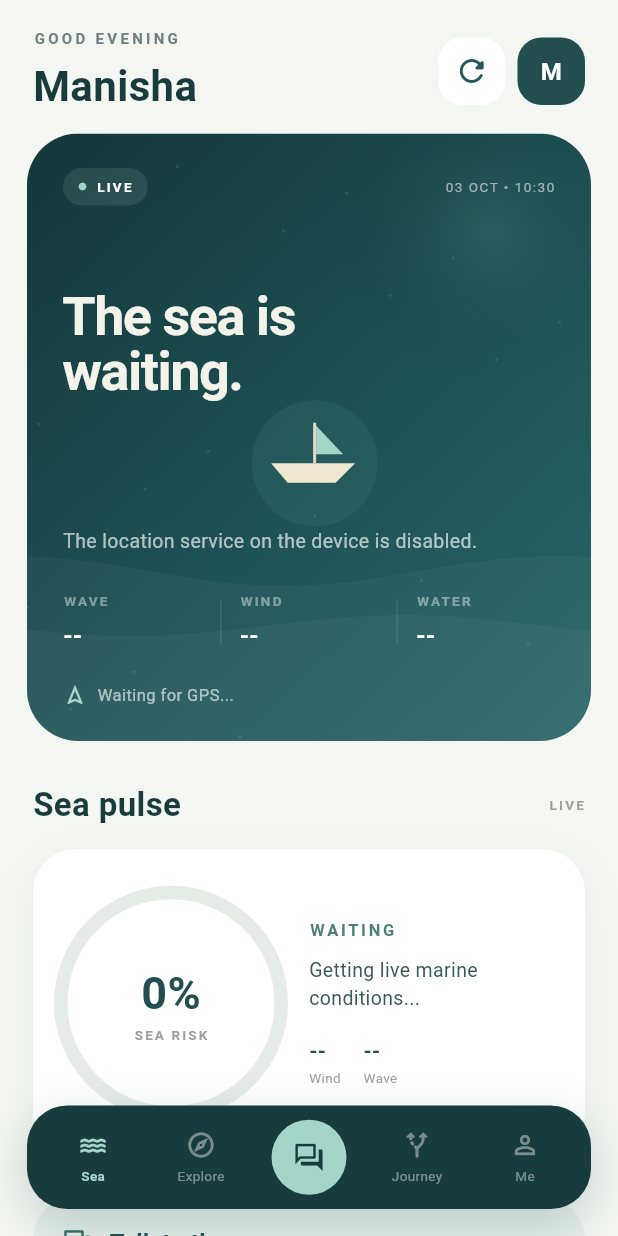
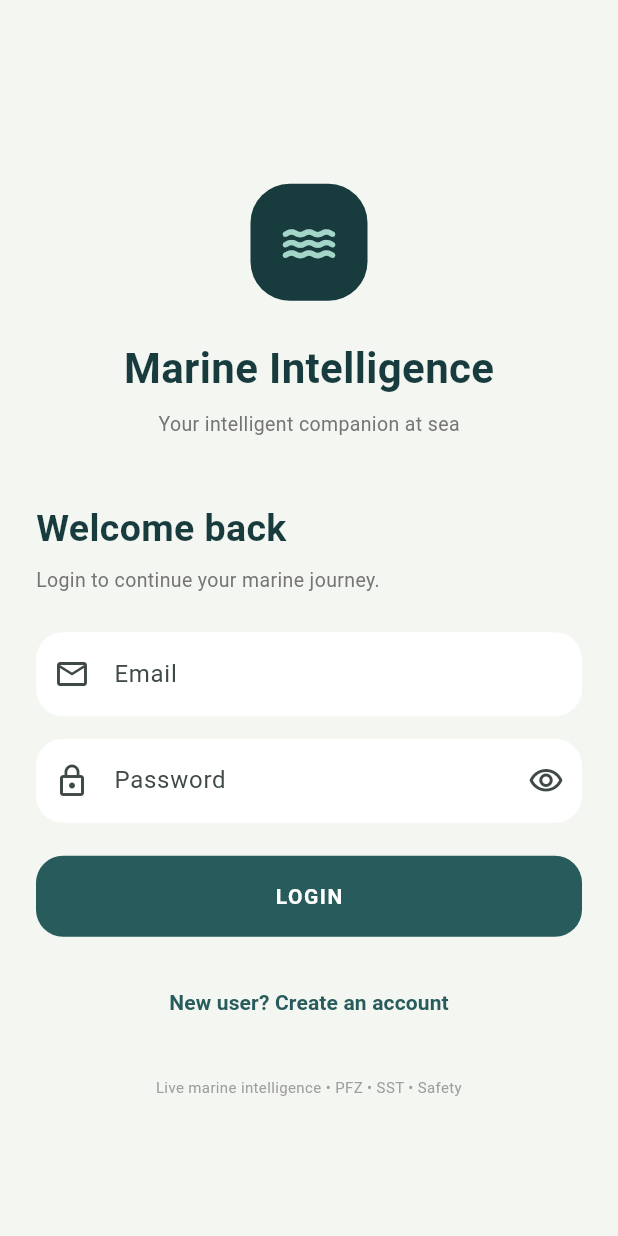
Before and after one commit to manisha696/MarineIntelligence, a Flutter app: the screen it shows after launch, on a phone screen of 412 x 824 dp. Run offline on Flutter 3.47's test engine with Material 3 defaults, Android fonts, the phone set to English and light mode, and no system bars; our stand-ins replace flutter_map, geolocator, latlong2.

```diff
--- /dev/null
+++ b/frontend/lib/login_page.dart
@@ -0,0 +1,302 @@
+import 'dart:convert';
+import 'package:flutter/material.dart';
+import 'package:http/http.dart' as http;
+
+import 'register_page.dart';
+
+class LoginPage extends StatefulWidget {
+  final Widget nextPage;
+
+  const LoginPage({super.key, required this.nextPage});
+
+  @override
+  State<LoginPage> createState() => _LoginPageState();
+}
+
+class _LoginPageState extends State<LoginPage> {
+  final emailController = TextEditingController();
+  final passwordController = TextEditingController();
+
+  bool loading = false;
+  bool obscurePassword = true;
+
+  // Your deployed backend
+  static const String apiBaseUrl = 'https://marineintelligence.onrender.com';
+
+  @override
+  void dispose() {
+    emailController.dispose();
+    passwordController.dispose();
+    super.dispose();
+  }
+
+  Future<void> login() async {
+    final email = emailController.text.trim();
+    final password = passwordController.text.trim();
+
+    if (email.isEmpty || password.isEmpty) {
+      showMessage('Please enter email and password.');
+      return;
+    }
+
+    setState(() {
+      loading = true;
+    });
+
+    try {
+      final response = await http
+          .post(
+            Uri.parse('$apiBaseUrl/login'),
+            headers: {'Content-Type': 'application/json'},
+            body: jsonEncode({'email': email, 'password': password}),
+          )
+          .timeout(const Duration(seconds: 20));
+
+      final data = jsonDecode(response.body);
+
+      if (response.statusCode >= 200 && response.statusCode < 300) {
+        final token =
+            data['access_token'] ?? data['token'] ?? data['accessToken'];
+
+        if (token == null) {
+          showMessage('Login successful, but server did not return a token.');
+          return;
+        }
+
+        if (!mounted) return;
+
+        Navigator.pushReplacement(
+          context,
+          MaterialPageRoute(builder: (_) => widget.nextPage),
+        );
+      } else {
+        final message =
+            data['detail'] ?? data['message'] ?? 'Invalid email or password.';
+
+        showMessage(message.toString());
+      }
+    } catch (e) {
+      showMessage('Unable to connect to server. Please try again.');
+    } finally {
+      if (mounted) {
+        setState(() {
+          loading = false;
+        });
+      }
+    }
+  }
+
+  void showMessage(String message) {
+    if (!mounted) return;
+
+    ScaffoldMessenger.of(context).showSnackBar(
+      SnackBar(content: Text(message), behavior: SnackBarBehavior.floating),
+    );
+  }
+
+  @override
+  Widget build(BuildContext context) {
+    const dark = Color(0xFF183B3D);
+    const teal = Color(0xFF285B5B);
+    const bg = Color(0xFFF3F6F1);
+
+    return Scaffold(
+      backgroundColor: bg,
+      body: SafeArea(
+        child: Center(
+          child: SingleChildScrollView(
+            padding: const EdgeInsets.fromLTRB(24, 30, 24, 30),
+            child: ConstrainedBox(
+              constraints: const BoxConstraints(maxWidth: 430),
+              child: Column(
+                crossAxisAlignment: CrossAxisAlignment.start,
+                children: [
+                  const SizedBox(height: 30),
+
+                  // LOGO
+                  Center(
+                    child: Container(
+                      width: 78,
+                      height: 78,
+                      decoration: BoxDecoration(
+                        color: dark,
+                        borderRadius: BorderRadius.circular(26),
+                      ),
+                      child: const Icon(
+                        Icons.water_rounded,
+                        size: 42,
+                        color: Color(0xFFA3D6C8),
+                      ),
+                    ),
+                  ),
+
+                  const SizedBox(height: 25),
+
+                  const Center(
+                    child: Text(
+                      'Marine Intelligence',
+                      style: TextStyle(
+                        fontSize: 28,
+                        fontWeight: FontWeight.w700,
+                        color: dark,
+                      ),
+                    ),
+                  ),
+
+                  const SizedBox(height: 8),
+
+                  Center(
+                    child: Text(
+                      'Your intelligent companion at sea',
+                      style: TextStyle(
+                        fontSize: 13,
+                        color: Colors.grey.shade600,
+                      ),
+                    ),
+                  ),
+
+                  const SizedBox(height: 42),
+
+                  const Text(
+                    'Welcome back',
+                    style: TextStyle(
+                      fontSize: 25,
+                      fontWeight: FontWeight.w700,
+                      color: dark,
+                    ),
+                  ),
+
+                  const SizedBox(height: 7),
+
+                  Text(
+                    'Login to continue your marine journey.',
+                    style: TextStyle(fontSize: 13, color: Colors.grey.shade600),
+                  ),
+
+                  const SizedBox(height: 25),
+
+                  // EMAIL
+                  TextField(
+                    controller: emailController,
+                    keyboardType: TextInputType.emailAddress,
+                    decoration: InputDecoration(
+                      labelText: 'Email',
+                      hintText: 'Enter your email',
+                      prefixIcon: const Icon(Icons.email_outlined),
+                      filled: true,
+                      fillColor: Colors.white,
+                      border: OutlineInputBorder(
+                        borderRadius: BorderRadius.circular(18),
+                        borderSide: BorderSide.none,
+                      ),
+                    ),
+                  ),
+
+                  const SizedBox(height: 15),
+
+                  // PASSWORD
+                  TextField(
+                    controller: passwordController,
+                    obscureText: obscurePassword,
+                    decoration: InputDecoration(
+                      labelText: 'Password',
+                      hintText: 'Enter your password',
+                      prefixIcon: const Icon(Icons.lock_outline),
+                      suffixIcon: IconButton(
+                        onPressed: () {
+                          setState(() {
+                            obscurePassword = !obscurePassword;
+                          });
+                        },
+                        icon: Icon(
+                          obscurePassword
+                              ? Icons.visibility_outlined
+                              : Icons.visibility_off_outlined,
+                        ),
+                      ),
+                      filled: true,
+                      fillColor: Colors.white,
+                      border: OutlineInputBorder(
+                        borderRadius: BorderRadius.circular(18),
+                        borderSide: BorderSide.none,
+                      ),
+                    ),
+                  ),
+
+                  const SizedBox(height: 22),
+
+                  // LOGIN
+                  SizedBox(
+                    width: double.infinity,
+                    height: 54,
+                    child: FilledButton(
+                      onPressed: loading ? null : login,
+                      style: FilledButton.styleFrom(
+                        backgroundColor: teal,
+                        shape: RoundedRectangleBorder(
+                          borderRadius: BorderRadius.circular(18),
+                        ),
+                      ),
+                      child: loading
+                          ? const SizedBox(
+                              width: 23,
+                              height: 23,
+                              child: CircularProgressIndicator(
+                                strokeWidth: 2.5,
+                                color: Colors.white,
+                              ),
+                            )
+                          : const Text(
+                              'LOGIN',
+                              style: TextStyle(
+                                fontWeight: FontWeight.w700,
+                                letterSpacing: 1,
+                              ),
+                            ),
+                    ),
+                  ),
+
+                  const SizedBox(height: 20),
+
+                  // REGISTER
+                  Center(
+                    child: TextButton(
+                      onPressed: () {
+                        Navigator.push(
+                          context,
+                          MaterialPageRoute(
+                            builder: (_) => const RegisterPage(),
+                          ),
+                        );
+                      },
+                      child: const Text(
+                        "New user? Create an account",
+                        style: TextStyle(
+                          color: teal,
+                          fontWeight: FontWeight.w600,
+                        ),
+                      ),
+                    ),
+                  ),
+
+                  const SizedBox(height: 25),
+
+                  Center(
+                    child: Text(
+                      'Live marine intelligence • PFZ • SST • Safety',
+                      textAlign: TextAlign.center,
+                      style: TextStyle(
+                        fontSize: 10,
+                        color: Colors.grey.shade500,
+                      ),
+                    ),
+                  ),
+                ],
+              ),
+            ),
+          ),
+        ),
+      ),
+    );
+  }
+}
--- a/frontend/lib/main.dart
+++ b/frontend/lib/main.dart
@@ -5,6 +5,7 @@ import 'dart:ui' as ui;
 
 import 'package:flutter/material.dart';
 import 'package:flutter_map/flutter_map.dart';
+import 'package:frontend/login_page.dart';
 import 'package:geolocator/geolocator.dart';
 import 'package:http/http.dart' as http;
 import 'package:latlong2/latlong.dart';
@@ -32,7 +33,7 @@ class MarineIntelligenceApp extends StatelessWidget {
         fontFamily: 'sans-serif',
         colorScheme: ColorScheme.fromSeed(seedColor: const Color(0xFF285B5B)),
       ),
-      home: const MarineHome(),
+      home: const LoginPage(nextPage: MarineHome()),
     );
   }
 }
```
Also changed, not shown: frontend/lib/explore_page.dart (+6 -4 lines), frontend/lib/register_page.dart (added, +309 -0 lines), 1 other file.
